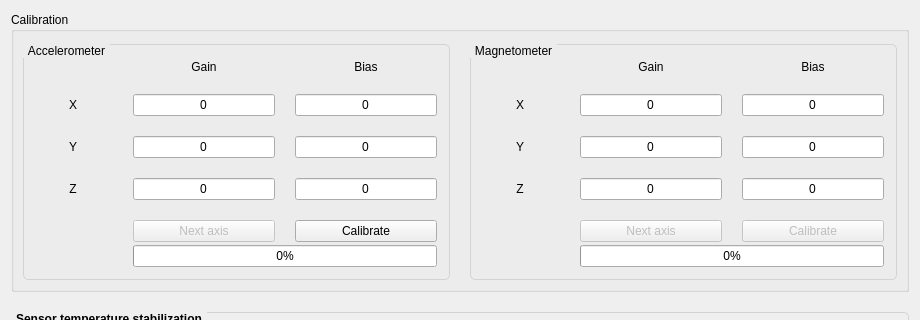
Before: the Qt Designer form ui_sensors.ui in korken89/kfly_gui, drawn with Qt 5; both pictures show x 0 to 920 and y 0 to 320 of the 920 by 694 pixel window.
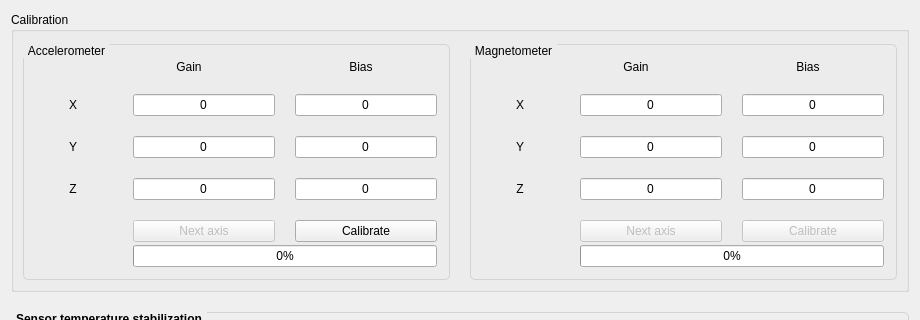
After: the same form once the commit is applied.

Patch:
```diff
--- a/ui_sensors.ui
+++ b/ui_sensors.ui
@@ -92,7 +92,7 @@
               <widget class="QLabel" name="label_5">
                <property name="maximumSize">
                 <size>
-                 <width>80</width>
+                 <width>60</width>
                  <height>16777215</height>
                 </size>
                </property>
@@ -419,7 +419,7 @@
               <widget class="QLabel" name="label_10">
                <property name="maximumSize">
                 <size>
-                 <width>80</width>
+                 <width>60</width>
                  <height>16777215</height>
                 </size>
                </property>
```
Left out of the diff: 16 changed lines with no effect on the pictures.
